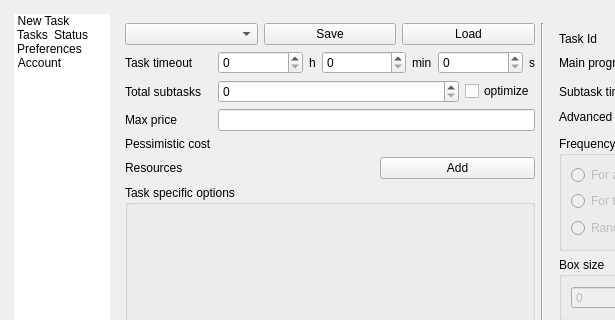
Qt form gnr/ui/AppMainWindow.ui (golemfactory/clay) before a commit; both pictures show x 0 to 615 and y 0 to 320 of the 983 by 737 pixel window.
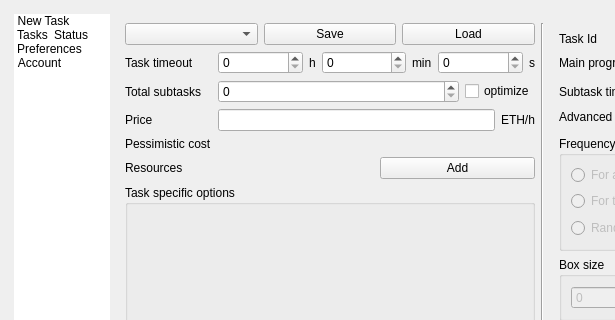
The same form after that commit. The open tabs and pages were chosen to show the change. Icons and pictures are not drawn. Custom widgets are drawn as their Qt base class.

Commit message:
Make default prices realistic and update UI
Make default prices to be around 0.005 ETH/h (~0.05 USD/h). Update UI to represent prices in ETH instead of WEI and add attitional tooltips and labels to inform users what the units are.

Fixes https://github.com/imapp-pl/golem/issues/267.
Fixes https://github.com/imapp-pl/golem/issues/456.

```diff
--- a/gnr/ui/AppMainWindow.ui
+++ b/gnr/ui/AppMainWindow.ui
@@ -687,12 +687,26 @@
                      <string>Maximal price of a single subtask you are ready to pay</string>
                     </property>
                     <property name="text">
-                     <string>Max price</string>
+                     <string>Price</string>
                     </property>
                    </widget>
                   </item>
                   <item row="4" column="1">
-                   <widget class="QLineEdit" name="taskMaxPriceLineEdit"/>
+                   <layout class="QHBoxLayout" name="horizontalLayout_21">
+                    <item>
+                     <widget class="QLineEdit" name="taskMaxPriceLineEdit"/>
+                    </item>
+                    <item>
+                     <widget class="QLabel" name="label_57">
+                      <property name="toolTip">
+                       <string>ETH per an hour of computation</string>
+                      </property>
+                      <property name="text">
+                       <string>ETH/h</string>
+                      </property>
+                     </widget>
+                    </item>
+                   </layout>
                   </item>
                   <item row="5" column="0">
                    <widget class="QLabel" name="pessimisticCostConst">
```
Left out of the diff: 16 changed lines with no effect on the pictures. The commit also changes 5 other files.
